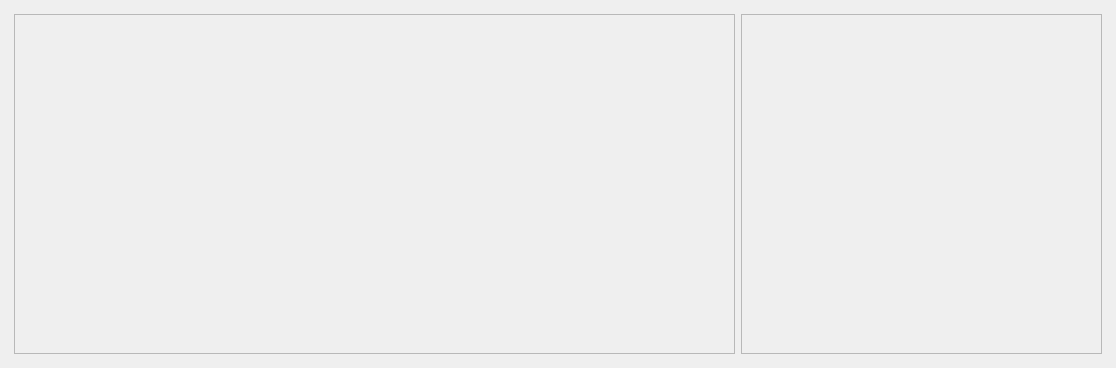
This is gui_main.ui in leninrkb/reduccion-de-imagenes-python as Qt 5 draws it before an edit. The edited form follows.
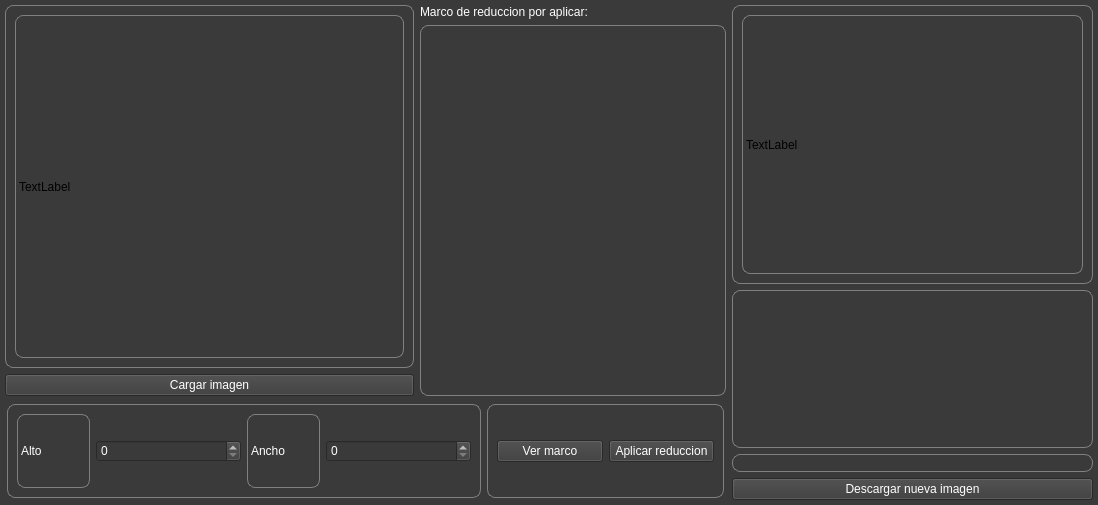
This is the edited form.

Patch:
```diff
--- a/gui_main.ui
+++ b/gui_main.ui
@@ -6,14 +6,30 @@
    <rect>
     <x>0</x>
     <y>0</y>
-    <width>1116</width>
-    <height>368</height>
+    <width>1098</width>
+    <height>505</height>
    </rect>
   </property>
   <property name="windowTitle">
    <string>Reduccion de imagenes</string>
   </property>
+  <property name="styleSheet">
+   <string notr="true">QMainWindow{
+	background-color: rgb(26, 95, 180);
+}</string>
+  </property>
   <widget class="QWidget" name="centralwidget">
+   <property name="autoFillBackground">
+    <bool>false</bool>
+   </property>
+   <property name="styleSheet">
+    <string notr="true">QWidget{
+	
+	
+	background-color: rgb(33, 33, 33);
+	background-color: rgb(58, 58, 58);
+}</string>
+   </property>
    <layout class="QVBoxLayout" name="verticalLayout">
     <property name="leftMargin">
      <number>5</number>
@@ -36,24 +52,426 @@
        <enum>QFrame::Raised</enum>
       </property>
       <layout class="QHBoxLayout" name="horizontalLayout" stretch="2,1">
+       <property name="leftMargin">
+        <number>0</number>
+       </property>
+       <property name="topMargin">
+        <number>0</number>
+       </property>
+       <property name="rightMargin">
+        <number>0</number>
+       </property>
+       <property name="bottomMargin">
+        <number>0</number>
+       </property>
        <item>
         <widget class="QFrame" name="frame_trabajo">
          <property name="frameShape">
-          <enum>QFrame::StyledPanel</enum>
+          <enum>QFrame::NoFrame</enum>
          </property>
          <property name="frameShadow">
           <enum>QFrame::Raised</enum>
          </property>
+         <layout class="QVBoxLayout" name="verticalLayout_2" stretch="4,1">
+          <property name="leftMargin">
+           <number>0</number>
+          </property>
+          <property name="topMargin">
+           <number>0</number>
+          </property>
+          <property name="rightMargin">
+           <number>0</number>
+          </property>
+          <property name="bottomMargin">
+           <number>0</number>
+          </property>
+          <item>
+           <widget class="QFrame" name="frame_2">
+            <property name="frameShape">
+             <enum>QFrame::NoFrame</enum>
+            </property>
+            <property name="frameShadow">
+             <enum>QFrame::Raised</enum>
+            </property>
+            <layout class="QHBoxLayout" name="horizontalLayout_2" stretch="4,3">
+             <property name="leftMargin">
+              <number>0</number>
+             </property>
+             <property name="topMargin">
+              <number>0</number>
+             </property>
+             <property name="rightMargin">
+              <number>0</number>
+             </property>
+             <property name="bottomMargin">
+              <number>0</number>
+             </property>
+             <item>
+              <widget class="QFrame" name="frame_4">
+               <property name="frameShape">
+                <enum>QFrame::NoFrame</enum>
+               </property>
+               <property name="frameShadow">
+                <enum>QFrame::Raised</enum>
+               </property>
+               <layout class="QVBoxLayout" name="verticalLayout_3">
+                <property name="leftMargin">
+                 <number>0</number>
+                </property>
+                <property name="topMargin">
+                 <number>0</number>
+                </property>
+                <property name="rightMargin">
+                 <number>0</number>
+                </property>
+                <property name="bottomMargin">
+                 <number>0</number>
+                </property>
+                <item>
+                 <widget class="QFrame" name="frame_img">
+                  <property name="styleSheet">
+                   <string notr="true">QFrame{
+	border: 1px solid; 
+	border-color: gray;
+	border-radius: 8px;
+}</string>
+                  </property>
+                  <property name="frameShape">
+                   <enum>QFrame::StyledPanel</enum>
+                  </property>
+                  <property name="frameShadow">
+                   <enum>QFrame::Plain</enum>
+                  </property>
+                  <property name="lineWidth">
+                   <number>1</number>
+                  </property>
+                  <layout class="QVBoxLayout" name="verticalLayout_7">
+                   <item>
+                    <widget class="QLabel" name="label_img_original">
+                     <property name="text">
+                      <string>TextLabel</string>
+                     </property>
+                    </widget>
+                   </item>
+                  </layout>
+                 </widget>
+                </item>
+                <item>
+                 <widget class="QPushButton" name="pushButton_cargar_img">
+                  <property name="styleSheet">
+                   <string notr="true">QPushButton{
+color: rgb(255, 255, 255);
+}</string>
+                  </property>
+                  <property name="text">
+                   <string>Cargar imagen</string>
+                  </property>
+                 </widget>
+                </item>
+               </layout>
+              </widget>
+             </item>
+             <item>
+              <widget class="QFrame" name="frame_5">
+               <property name="frameShape">
+                <enum>QFrame::NoFrame</enum>
+               </property>
+               <property name="frameShadow">
+                <enum>QFrame::Raised</enum>
+               </property>
+               <layout class="QVBoxLayout" name="verticalLayout_4" stretch="0,1">
+                <property name="leftMargin">
+                 <number>0</number>
+                </property>
+                <property name="topMargin">
+                 <number>0</number>
+                </property>
+                <property name="rightMargin">
+                 <number>0</number>
+                </property>
+                <property name="bottomMargin">
+                 <number>0</number>
+                </property>
+                <item>
+                 <widget class="QLabel" name="label">
+                  <property name="styleSheet">
+                   <string notr="true">QLabel{
+	color: rgb(255, 255, 255);
+}</string>
+                  </property>
+                  <property name="text">
+                   <string>Marco de reduccion por aplicar:</string>
+                  </property>
+                 </widget>
+                </item>
+                <item>
+                 <widget class="QFrame" name="frame_preview_reduccion">
+                  <property name="styleSheet">
+                   <string notr="true">QFrame{
+	border: 1px solid; 
+	border-color: gray;
+	border-radius: 8px;
+}</string>
+                  </property>
+                  <property name="frameShape">
+                   <enum>QFrame::StyledPanel</enum>
+                  </property>
+                  <property name="frameShadow">
+                   <enum>QFrame::Raised</enum>
+                  </property>
+                 </widget>
+                </item>
+               </layout>
+              </widget>
+             </item>
+            </layout>
+           </widget>
+          </item>
+          <item>
+           <widget class="QFrame" name="frame_3">
+            <property name="frameShape">
+             <enum>QFrame::NoFrame</enum>
+            </property>
+            <property name="frameShadow">
+             <enum>QFrame::Raised</enum>
+            </property>
+            <layout class="QHBoxLayout" name="horizontalLayout_5" stretch="2,1">
+             <property name="leftMargin">
+              <number>2</number>
+             </property>
+             <property name="topMargin">
+              <number>2</number>
+             </property>
+             <property name="rightMargin">
+              <number>2</number>
+             </property>
+             <property name="bottomMargin">
+              <number>2</number>
+             </property>
+             <item>
+              <widget class="QFrame" name="frame_6">
+               <property name="styleSheet">
+                <string notr="true">QFrame{
+		border: 1px solid; 
+	border-color: gray;
+	border-radius: 8px;
+}</string>
+               </property>
+               <property name="frameShape">
+                <enum>QFrame::StyledPanel</enum>
+               </property>
+               <property name="frameShadow">
+                <enum>QFrame::Raised</enum>
+               </property>
+               <layout class="QHBoxLayout" name="horizontalLayout_3" stretch="1,2,1,2">
+                <item>
+                 <widget class="QLabel" name="label_2">
+                  <property name="styleSheet">
+                   <string notr="true">QLabel{
+	color: rgb(255, 255, 255);
+}</string>
+                  </property>
+                  <property name="text">
+                   <string>Alto</string>
+                  </property>
+                 </widget>
+                </item>
+                <item>
+                 <widget class="QSpinBox" name="spinBox">
+                  <property name="styleSheet">
+                   <string notr="true">QSpinBox{
+color: rgb(255, 255, 255);
+}</string>
+                  </property>
+                 </widget>
+                </item>
+                <item>
+                 <widget class="QLabel" name="label_4">
+                  <property name="styleSheet">
+                   <string notr="true">QLabel{
+	color: rgb(255, 255, 255);
+}</string>
+                  </property>
+                  <property name="text">
+                   <string>Ancho</string>
+                  </property>
+                 </widget>
+                </item>
+                <item>
+                 <widget class="QSpinBox" name="spinBox_2">
+                  <property name="styleSheet">
+                   <string notr="true">QSpinBox{
+color: rgb(255, 255, 255);
+}</string>
+                  </property>
+                 </widget>
+                </item>
+               </layout>
+              </widget>
+             </item>
+             <item>
+              <widget class="QFrame" name="frame_7">
+               <property name="styleSheet">
+                <string notr="true">QFrame{
+		border: 1px solid; 
+	border-color: gray;
+	border-radius: 8px;
+}</string>
+               </property>
+               <property name="frameShape">
+                <enum>QFrame::StyledPanel</enum>
+               </property>
+               <property name="frameShadow">
+                <enum>QFrame::Raised</enum>
+               </property>
+               <layout class="QHBoxLayout" name="horizontalLayout_4">
+                <item>
+                 <widget class="QPushButton" name="pushButton_ver_marco">
+                  <property name="styleSheet">
+                   <string notr="true">QPushButton{
+color: rgb(255, 255, 255);
+}</string>
+                  </property>
+                  <property name="text">
+                   <string>Ver marco</string>
+                  </property>
+                 </widget>
+                </item>
+                <item>
+                 <widget class="QPushButton" name="pushButton_aplicar_reduccion">
+                  <property name="styleSheet">
+                   <string notr="true">QPushButton{
+color: rgb(255, 255, 255);
+}</string>
+                  </property>
+                  <property name="text">
+                   <string>Aplicar reduccion</string>
+                  </property>
+                 </widget>
+                </item>
+               </layout>
+              </widget>
+             </item>
+            </layout>
+           </widget>
+          </item>
+         </layout>
         </widget>
        </item>
        <item>
         <widget class="QFrame" name="frame_resultado">
          <property name="frameShape">
-          <enum>QFrame::StyledPanel</enum>
+          <enum>QFrame::NoFrame</enum>
          </property>
          <property name="frameShadow">
           <enum>QFrame::Raised</enum>
          </property>
+         <layout class="QVBoxLayout" name="verticalLayout_5" stretch="4,3">
+          <property name="leftMargin">
+           <number>0</number>
+          </property>
+          <property name="topMargin">
+           <number>0</number>
+          </property>
+          <property name="rightMargin">
+           <number>0</number>
+          </property>
+          <property name="bottomMargin">
+           <number>0</number>
+          </property>
+          <item>
+           <widget class="QFrame" name="frame_8">
+            <property name="styleSheet">
+             <string notr="true">QFrame{
+		border: 1px solid; 
+	border-color: gray;
+	border-radius: 8px;
+}</string>
+            </property>
+            <property name="frameShape">
+             <enum>QFrame::StyledPanel</enum>
+            </property>
+            <property name="frameShadow">
+             <enum>QFrame::Raised</enum>
+            </property>
+            <layout class="QVBoxLayout" name="verticalLayout_8">
+             <item>
+              <widget class="QLabel" name="label_img_resultante">
+               <property name="text">
+                <string>TextLabel</string>
+               </property>
+              </widget>
+             </item>
+            </layout>
+           </widget>
+          </item>
+          <item>
+           <widget class="QFrame" name="frame_9">
+            <property name="frameShape">
+             <enum>QFrame::NoFrame</enum>
+            </property>
+            <property name="frameShadow">
+             <enum>QFrame::Raised</enum>
+            </property>
+            <layout class="QVBoxLayout" name="verticalLayout_6">
+             <property name="leftMargin">
+              <number>0</number>
+             </property>
+             <property name="topMargin">
+              <number>0</number>
+             </property>
+             <property name="rightMargin">
+              <number>0</number>
+             </property>
+             <property name="bottomMargin">
+              <number>0</number>
+             </property>
+             <item>
+              <widget class="QFrame" name="frame_10">
+               <property name="styleSheet">
+                <string notr="true">QFrame{
+		border: 1px solid; 
+	border-color: gray;
+	border-radius: 8px;
+}</string>
+               </property>
+               <property name="frameShape">
+                <enum>QFrame::StyledPanel</enum>
+               </property>
+               <property name="frameShadow">
+                <enum>QFrame::Raised</enum>
+               </property>
+              </widget>
+             </item>
+             <item>
+              <widget class="QLineEdit" name="lineEdit_ruta_guardar">
+               <property name="styleSheet">
+                <string notr="true">QLineEdit{
+color:rgb(255, 255, 255);
+	border: 1px solid; 
+	border-color: gray;
+	border-radius: 8px;
+
+}</string>
+               </property>
+              </widget>
+             </item>
+             <item>
+              <widget class="QPushButton" name="pushButton_descargar_nuevaimg">
+               <property name="styleSheet">
+                <string notr="true">QPushButton{
+color: rgb(255, 255, 255);
+}</string>
+               </property>
+               <property name="text">
+                <string>Descargar nueva imagen</string>
+               </property>
+              </widget>
+             </item>
+            </layout>
+           </widget>
+          </item>
+         </layout>
         </widget>
        </item>
       </layout>
```
